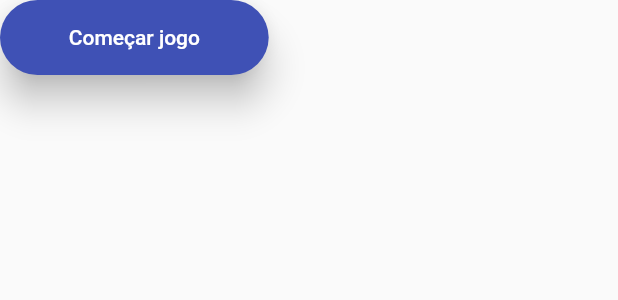
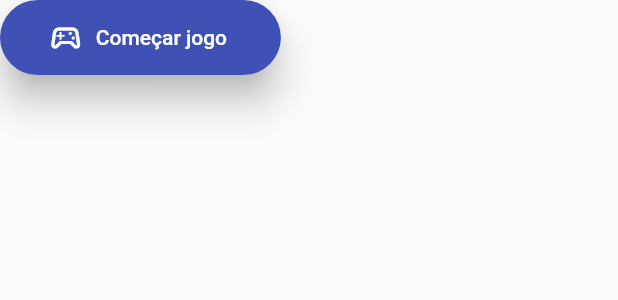
Before and after one commit to Brunonasccimentto/fodinha-flutter, a Flutter app: the ElevatedTextButtonDefault widget shown alone on an empty page, opened directly, on a phone screen of 412 x 824 dp. Shown: the top 300 px of the screen. Run offline on Flutter 3.47's test engine with Material 2 defaults, Android fonts, the light colour scheme and no system bars; our stand-ins replace flutter_mobx, flutter_svg, image_picker, isar, mobx; missing offline and left inert: flutter_shake_animated, random_avatar; accounts and stored records are empty; generated files the repository leaves out were written again.

Commit message:
♻️ refactoring componentes

```diff
--- a/lib/components/atoms/elevated_text_buttom.dart
+++ b/lib/components/atoms/elevated_text_buttom.dart
@@ -3,23 +3,25 @@ import 'package:flutter/material.dart';
 class ElevatedTextButtonDefault extends StatelessWidget {
   final VoidCallback onPressed;
   final String text;
-  const ElevatedTextButtonDefault({ required this.onPressed, required this.text, Key? key}) : super(key: key);
+  final Icon? icon;
+  const ElevatedTextButtonDefault({ required this.onPressed, required this.text, this.icon, Key? key}) : super(key: key);
 
   @override
   Widget build(BuildContext context) {
-    return ElevatedButton(
+    return ElevatedButton.icon(
       style: ElevatedButton.styleFrom(
         elevation: 10,
         backgroundColor: Colors.indigo,
-        padding: const EdgeInsets.symmetric(horizontal: 25, vertical: 15),
-        fixedSize: Size(MediaQuery.of(context).size.width / 2.3, 50),
+
+        fixedSize: Size(MediaQuery.of(context).size.width / 2.2, 50),
         shape: RoundedRectangleBorder(borderRadius: BorderRadius.circular(50))
       ),
       onPressed: onPressed,
-      child: Text(text,
-      style: const TextStyle(
-        color: Colors.white
-      ),)
+      icon: icon ?? Container(),
+      label: Text(text,
+        style: const TextStyle(
+          color: Colors.white
+        )),
     );
   }
 }
--- a/lib/components/organism/dialogs.dart
+++ b/lib/components/organism/dialogs.dart
@@ -1,9 +1,7 @@
 import 'dart:async';
-
 import 'package:flutter/material.dart';
 import 'package:flutter_mobx/flutter_mobx.dart';
 import 'package:flutter_svg/flutter_svg.dart';
-import 'package:fodinha_flutter/components/atoms/avatar_player_circle.dart';
 import 'package:fodinha_flutter/components/atoms/circle_color.dart';
 import 'package:fodinha_flutter/model/player.dart';
 import 'package:fodinha_flutter/views/playerscreen/controller/playerscreen_controller.dart';
--- a/lib/components/templates/main_list.dart
+++ b/lib/components/templates/main_list.dart
@@ -72,7 +72,7 @@ class MainList extends StatelessWidget {
                                 onSave: ()=> store.updatePicture(store.playerList[index].playerID, controller.svg));
                               },
                           );
-                        },)
+                        }, showCounter: false,)
                     );
                   },
                   gridDelegate: const SliverGridDelegateWithFixedCrossAxisCount(
@@ -95,6 +95,7 @@ class MainList extends StatelessWidget {
                 children: [
                   ElevatedTextButtonDefault(
                     text: "Adicionar jogador",
+                    icon: const Icon(Icons.add),
                     onPressed: (){
                       // inputController.text = "";
                       showDialog(
@@ -136,8 +137,9 @@ class MainList extends StatelessWidget {
                     }),
                   ElevatedTextButtonDefault(
                     text: "Começar jogo",
+                    icon: const Icon(Icons.sports_esports_outlined),
                     onPressed: (){
-
+                          Navigator.pushReplacementNamed(context, "/GameScreen");
                     })
                 ],
                 ) :  DragTarget<int>(
```
Also changed, not shown: lib/components/molecules/player.dart (+34 -4 lines).
